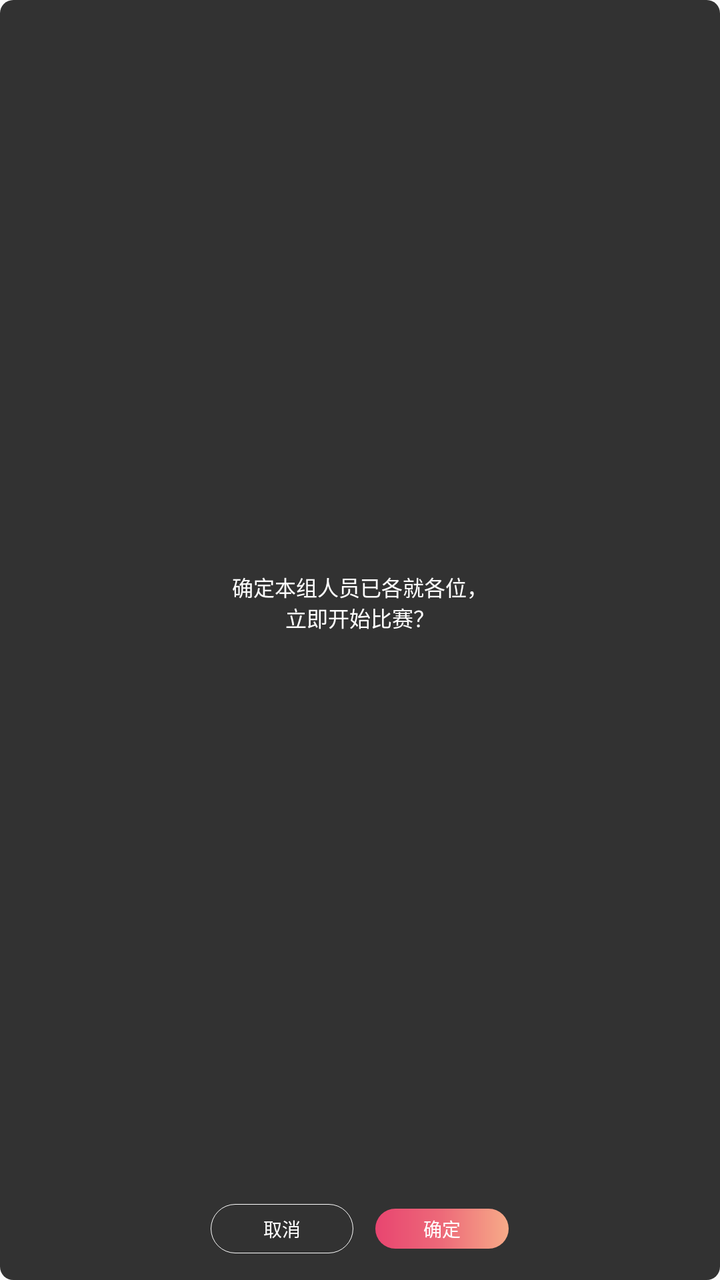
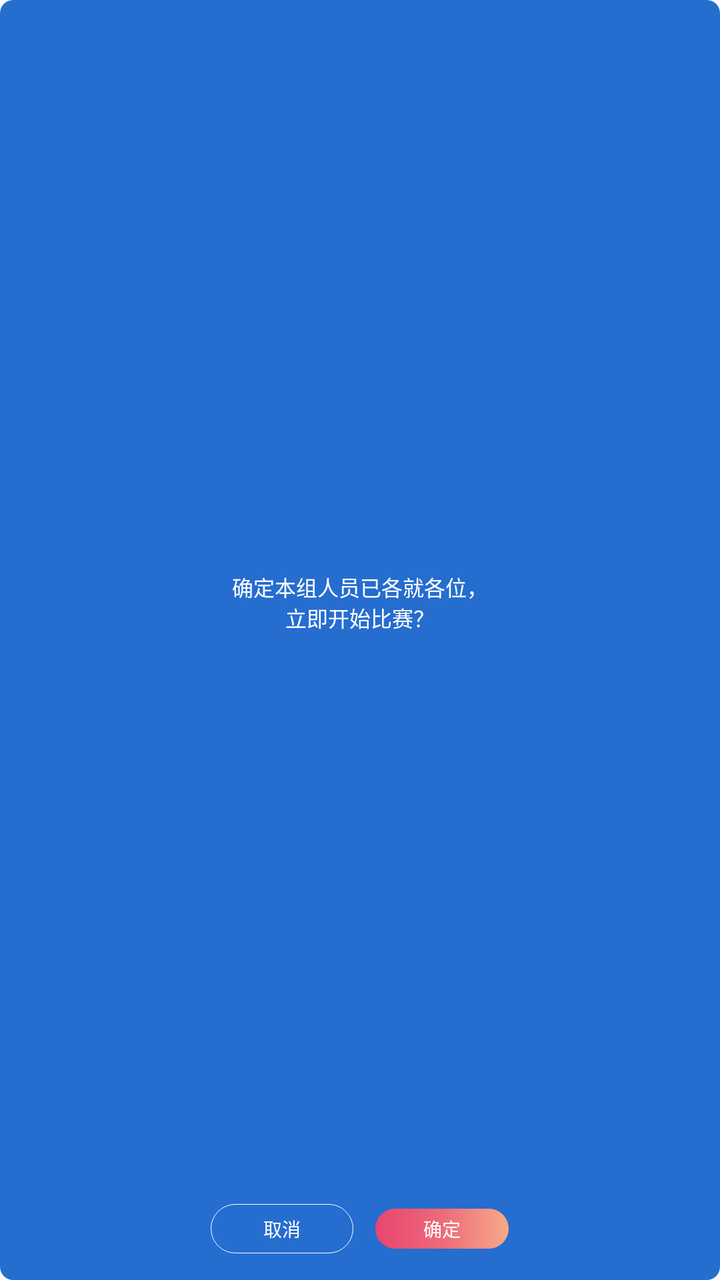

Before-and-after screenshots of an Android layout around one commit, followed by the original layout XML and the change that was made.
<!-- AndroidManifest.xml: another module's application theme AppTheme -->
<!-- res/layout/dialog_common_tip.xml -->
<?xml version="1.0" encoding="utf-8"?>
<androidx.constraintlayout.widget.ConstraintLayout xmlns:android="http://schemas.android.com/apk/res/android"
    android:layout_width="@dimen/dp_480"
    android:layout_height="wrap_content"
    xmlns:app="http://schemas.android.com/apk/res-auto"
    android:background="@drawable/bg_rounded_rect_r_20_black_80">

    <TextView
        android:id="@+id/tv_content"
        android:layout_width="@dimen/dp_400"
        android:layout_height="wrap_content"
        app:layout_constraintLeft_toLeftOf="parent"
        app:layout_constraintRight_toRightOf="parent"
        app:layout_constraintBottom_toTopOf="@+id/ll_btn"
        app:layout_constraintTop_toTopOf="parent"
        android:layout_marginVertical="@dimen/dp_50"
        android:text="@string/prompt_start_race"
        android:gravity="center"
        android:textSize="@dimen/sp_32"
        android:textColor="@color/white"/>

    <LinearLayout
        android:id="@+id/ll_btn"
        android:layout_width="match_parent"
        android:layout_height="wrap_content"
        app:layout_constraintBottom_toBottomOf="parent"
        android:gravity="center"
        android:layout_marginBottom="@dimen/dp_40"
        android:orientation="horizontal">

        <TextView
            android:id="@+id/tv_cancel"
            android:layout_width="@dimen/dp_214"
            android:layout_height="@dimen/dp_74"
            android:background="@drawable/bg_border_r50_white_shape"
            android:gravity="center"
            android:text="@string/cancel"
            android:textColor="@color/white"
            android:textSize="@dimen/dp_28" />

        <TextView
            android:id="@+id/tv_confirm"
            android:layout_width="@dimen/dp_200"
            android:layout_height="@dimen/dp_60"
            android:layout_marginLeft="@dimen/dp_33"
            android:background="@drawable/bg_round_r50_gradient_red"
            android:gravity="center"
            android:text="@string/confirm"
            android:textColor="@color/white"
            android:textSize="@dimen/dp_28" />
    </LinearLayout>

</androidx.constraintlayout.widget.ConstraintLayout>
<!-- resources referenced by this layout -->
<resources>
  <color name="white">#FFFFFFFF</color>
  <dimen name="dp_200">200dp</dimen>
  <dimen name="dp_214">214dp</dimen>
  <dimen name="dp_28">28dp</dimen>
  <dimen name="dp_33">33dp</dimen>
  <dimen name="dp_40">40dp</dimen>
  <dimen name="dp_400">400dp</dimen>
  <dimen name="dp_480">480dp</dimen>
  <dimen name="dp_50">50dp</dimen>
  <dimen name="dp_60">60dp</dimen>
  <dimen name="dp_74">74dp</dimen>
  <dimen name="sp_32">32sp</dimen>
  <!-- drawable bg_border_r50_white_shape (drawable) -->
  <?xml version="1.0" encoding="utf-8"?>
  <shape xmlns:android="http://schemas.android.com/apk/res/android">
      <corners android:radius="@dimen/dp_50"/>
      <stroke android:color="@color/white"
          android:width="@dimen/dp_1"/>
  </shape>
  <!-- drawable bg_round_r50_gradient_red (drawable) -->
  <?xml version="1.0" encoding="utf-8"?>
  <shape xmlns:android="http://schemas.android.com/apk/res/android"
      android:shape="rectangle">
      <corners android:radius="@dimen/dp_50"/>
      <gradient
          android:angle="0"
          android:startColor="#E84570"
          android:centerColor="#ED6A79"
          android:endColor="#F7AB88"/>
  </shape>
  <!-- drawable bg_rounded_rect_r_20_black_80 (drawable) -->
  <?xml version="1.0" encoding="utf-8"?>
  <shape xmlns:android="http://schemas.android.com/apk/res/android">
      <corners android:radius="@dimen/dp_20" />
      <solid android:color="@color/black_80" />
  </shape>
  <string name="cancel">取消</string>
  <string name="confirm">确定</string>
  <string name="prompt_start_race">确定本组人员已各就各位，立即开始比赛？</string>
  <style name="AppTheme" parent="Theme.AppCompat.DayNight.NoActionBar">
          <item name="colorPrimary">#00FFFF</item>
          <item name="colorPrimaryDark">#FFFFFF</item>
          <item name="colorAccent">#FFFF00</item>
          <item name="android:windowActionBar">false</item>
          <item name="android:windowNoTitle">true</item>
          <item name="android:windowContentTransitions">true</item>
          <item name="android:statusBarColor">@android:color/transparent</item>
          <item name="android:windowFullscreen">true</item>
          <item name="android:windowTranslucentNavigation">true</item>
          <item name="android:windowTranslucentStatus">true</item>
          <item name="android:windowDisablePreview">true</item>
      </style>
  <dimen name="dp_1">1dp</dimen>
  <dimen name="dp_20">20dp</dimen>
  <color name="black_80">#cc000000</color>
</resources>

<!-- the commit's change to res/layout/dialog_common_tip.xml (unified diff, before → after) -->
@@ -3,7 +3,7 @@
     android:layout_width="@dimen/dp_480"
     android:layout_height="wrap_content"
     xmlns:app="http://schemas.android.com/apk/res-auto"
-    android:background="@drawable/bg_rounded_rect_r_20_black_80">
+    android:background="@drawable/bg_rounded_rect_r_20_blue_80">
 
     <TextView
         android:id="@+id/tv_content"
<!-- resource entries referenced after the edit -->
@@ -30,11 +30,11 @@
           android:centerColor="#ED6A79"
           android:endColor="#F7AB88"/>
   </shape>
-  <!-- drawable bg_rounded_rect_r_20_black_80 (drawable) -->
+  <!-- drawable bg_rounded_rect_r_20_blue_80 (drawable) -->
   <?xml version="1.0" encoding="utf-8"?>
   <shape xmlns:android="http://schemas.android.com/apk/res/android">
       <corners android:radius="@dimen/dp_20" />
-      <solid android:color="@color/black_80" />
+      <solid android:color="#256DCF" />
   </shape>
   <string name="cancel">取消</string>
   <string name="confirm">确定</string>
@@ -54,6 +54,5 @@
       </style>
   <dimen name="dp_1">1dp</dimen>
   <dimen name="dp_20">20dp</dimen>
-  <color name="black_80">#cc000000</color>
 </resources>
 
